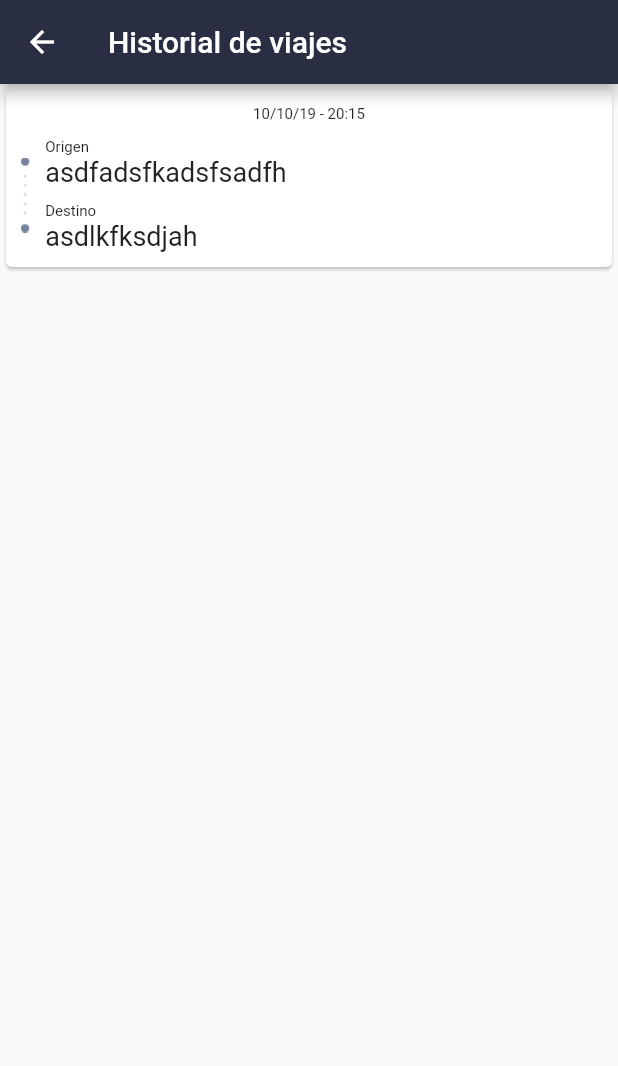
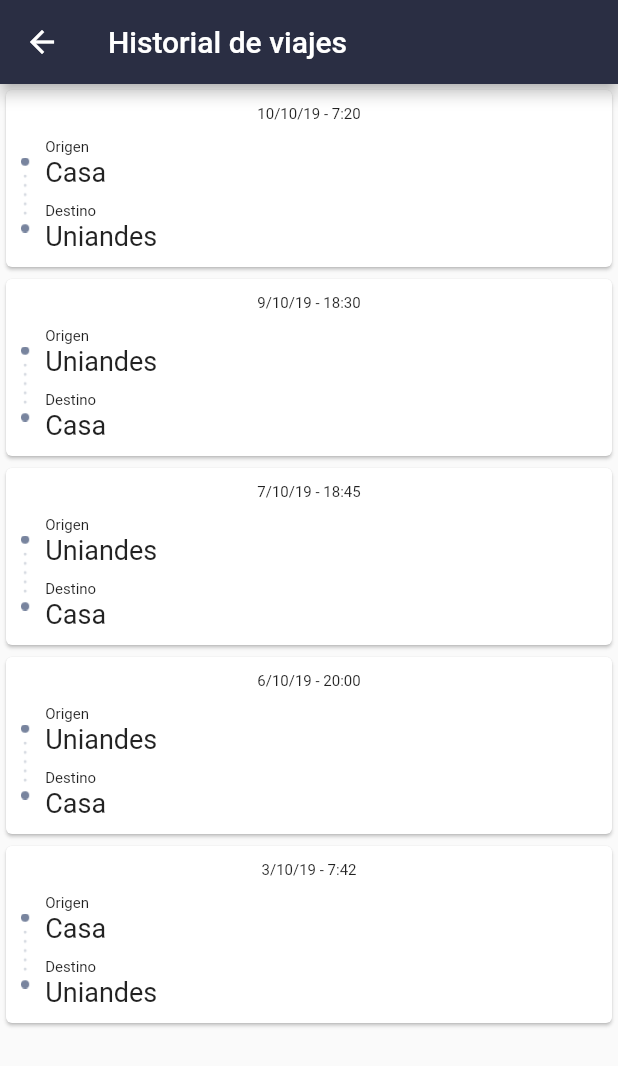
Before and after one commit to dfnino10/t_app, a Flutter app: the screen it shows after launch, in the side drawer, after a tap on "Historial de viajes", on a phone screen of 412 x 824 dp. Shown: the top 1066 px of the screen. Run offline on Flutter 3.47's test engine with Material 2 defaults, Android fonts, the phone set to English and light mode, and no system bars; our stand-ins replace cloud_firestore, connectivity, geolocator, google_maps_flutter, shared_preferences; missing offline and left inert: calendarro, flutter_google_places, geocoder, google_maps_webservice; accounts and stored records are empty.

Commit message:
User and trip history with firebase

```diff
--- a/lib/main.dart
+++ b/lib/main.dart
@@ -1,15 +1,24 @@
+import 'package:cloud_firestore/cloud_firestore.dart';
 import 'package:flutter/material.dart';
+import 'package:flutter/services.dart';
 import 'dart:async';
 import 'package:geolocator/geolocator.dart';
 import 'package:geocoder/geocoder.dart';
 import 'package:google_maps_flutter/google_maps_flutter.dart';
 import 'package:flutter_google_places/flutter_google_places.dart';
 import 'package:google_maps_webservice/places.dart';
+import 'package:shared_preferences/shared_preferences.dart';
 import 'package:t_app/ui/custom_bottom_sheet.dart';
 import 'package:t_app/ui/drawer_route.dart';
 import 'package:t_app/ui/schedule_route.dart';
+import 'package:connectivity/connectivity.dart';
 
-void main() => runApp(TApp());
+void main() => {
+      SystemChrome.setPreferredOrientations([DeviceOrientation.portraitUp])
+          .then((_) {
+        runApp(TApp());
+      })
+    };
 
 class TApp extends StatelessWidget {
   @override
@@ -33,12 +42,41 @@ class _MyHomeScreenState extends State<MyHomeScreen> {
   int markerId = 1;
   String placeToFind;
   static const LatLng _center = const LatLng(4.603112, -74.065193);
+  String userName;
+  int sadFaces;
+  Image userPic;
+
+  _MyHomeScreenState() {
+    getUserInfo();
+  }
 
   void _onMapCreated(controller) {
     setState(() {
       mapController = controller;
+    });
+  }
 
-    });
+  getUserInfo() async {
+    SharedPreferences prefs = await SharedPreferences.getInstance();
+    if (Connectivity().checkConnectivity() != ConnectivityResult.none) {
+      Firestore.instance
+          .collection('passengers')
+          .document('6KAlH8I2hdWGKIVcSS1s')
+          .get()
+          .then((DocumentSnapshot ds) {
+        setState(() {
+          List data = ds.data.values.toList();
+          this.userName = data[0];
+          this.sadFaces = data[5];
+        });
+        prefs.setString('user_name', this.userName);
+        prefs.setInt('sad_faces', this.sadFaces);
+      });
+    }
+    else {
+      this.userName = prefs.getString('user_name');
+      this.sadFaces = prefs.getInt('sad_faces');
+    }
   }
 
   findPlace() {
@@ -61,6 +99,7 @@ class _MyHomeScreenState extends State<MyHomeScreen> {
   }
 
   Map<MarkerId, Marker> markers = <MarkerId, Marker>{};
+
 
   @override
   Widget build(BuildContext context) {
--- a/lib/ui/drawer_route.dart
+++ b/lib/ui/drawer_route.dart
@@ -1,13 +1,32 @@
+import 'package:cloud_firestore/cloud_firestore.dart';
 import 'package:flutter/material.dart';
+import 'package:shared_preferences/shared_preferences.dart';
 import 'package:t_app/ui/trip_history_route.dart';
 import 'package:t_app/ui/user_profile_route.dart';
 
 class DrawerRoute extends StatefulWidget {
+  DrawerRoute();
+
   @override
   _DrawerRouteState createState() => _DrawerRouteState();
 }
 
 class _DrawerRouteState extends State<DrawerRoute> {
+  String userName;
+
+  int sadFaces;
+
+  @override
+  void initState() {
+    SharedPreferences.getInstance().then((SharedPreferences pref) {
+      setState(() {
+        this.userName = pref.getString('user_name');
+        this.sadFaces = pref.getInt('sad_faces');
+      });
+    });
+    super.initState();
+  }
+
   @override
   Widget build(BuildContext context) {
     return Drawer(
@@ -31,25 +50,25 @@ class _DrawerRouteState extends State<DrawerRoute> {
                     decoration: BoxDecoration(
                         color: Theme.of(context).primaryColorDark),
                     accountName: Text(
-                      "Juan Gómez",
+                      this.userName != null ? this.userName : "",
                       style: TextStyle(color: Colors.white),
                     ),
                     currentAccountPicture: CircleAvatar(
-                      child: Text("JG"),
+                      child: Text(this.userName != null ? this.userName.split(" ")[0]: ""), backgroundColor: Theme.of(context).accentColor,
                     ),
                   ),
                   Container(
                     padding: EdgeInsets.only(left: 16),
                     child: Row(
                       children: <Widget>[
-                        Icon(
-                          Icons.face, //TODO replace with sad face
-                          color: Colors.white,
+                        Container(
+                          padding: EdgeInsets.only(right: 10),
+                          child: Text(
+                            this.sadFaces.toString(),
+                            style: TextStyle(color: Colors.white),
+                          ),
                         ),
-                        Text(
-                          "1",
-                          style: TextStyle(color: Colors.white),
-                        )
+                        Image.asset('lib/assets/frown.png', color: Colors.white)
                       ],
                     ),
                   )
--- a/lib/ui/trip_history_route.dart
+++ b/lib/ui/trip_history_route.dart
@@ -8,6 +8,14 @@ class TripHistoryRoute extends StatefulWidget {
 }
 
 class _TripHistoryRouteState extends State<TripHistoryRoute> {
+  List trips = [
+    {'origin': 'Casa', 'destination': 'Uniandes', 'date': '10/10/19 - 7:20'},
+    {'origin': 'Uniandes', 'destination': 'Casa', 'date': '9/10/19 - 18:30'},
+    {'origin': 'Uniandes', 'destination': 'Casa', 'date': '7/10/19 - 18:45'},
+    {'origin': 'Uniandes', 'destination': 'Casa', 'date': '6/10/19 - 20:00'},
+    {'origin': 'Casa', 'destination': 'Uniandes', 'date': '3/10/19 - 7:42'}
+  ];
+
   @override
   Widget build(BuildContext context) {
     return Scaffold(
@@ -15,16 +23,23 @@ class _TripHistoryRouteState extends State<TripHistoryRoute> {
         title: Text("Historial de viajes"),
         backgroundColor: Theme.of(context).primaryColorDark,
       ),
-      body: ListView(
-        children: <Widget>[
-          Card(
+      body: ListView.builder(
+        itemCount: trips.length,
+        itemBuilder: (BuildContext context, int index) =>
+            buildList(context, index),
+      ),
+    );
+  }
+
+  Widget buildList(BuildContext context, int index) {
+    return (Card(
       child: Column(
         crossAxisAlignment: CrossAxisAlignment.center,
         children: <Widget>[
           Container(
             padding: EdgeInsets.only(top: 10),
             child: Text(
-                    "10/10/19 - 20:15",
+              trips[index]['date'],
               style: TextStyle(fontSize: 10),
             ),
           ),
@@ -32,7 +47,10 @@ class _TripHistoryRouteState extends State<TripHistoryRoute> {
             padding: EdgeInsets.only(left: 10, bottom: 10, top: 10),
             child: Row(
               children: <Widget>[
-                      Container(height: 50, padding: EdgeInsets.only(right: 10),child: Image.asset("lib/assets/trip_icon.png")),
+                Container(
+                    height: 50,
+                    padding: EdgeInsets.only(right: 10),
+                    child: Image.asset("lib/assets/trip_icon.png")),
                 Column(
                     crossAxisAlignment: CrossAxisAlignment.start,
                     children: <Widget>[
@@ -42,7 +60,8 @@ class _TripHistoryRouteState extends State<TripHistoryRoute> {
                           crossAxisAlignment: CrossAxisAlignment.start,
                           children: <Widget>[
                             Text("Origen", style: TextStyle(fontSize: 10)),
-                                  Text("asdfadsfkadsfsadfh", style: TextStyle(fontSize: 18))
+                            Text(trips[index]['origin'],
+                                style: TextStyle(fontSize: 18))
                           ],
                         ),
                       ),
@@ -50,7 +69,7 @@ class _TripHistoryRouteState extends State<TripHistoryRoute> {
                         crossAxisAlignment: CrossAxisAlignment.start,
                         children: <Widget>[
                           Text("Destino", style: TextStyle(fontSize: 10)),
-                                Text("asdlkfksdjah", style: TextStyle(fontSize: 18))
+                          Text(trips[index]['destination'], style: TextStyle(fontSize: 18))
                         ],
                       ),
                     ]),
@@ -59,9 +78,6 @@ class _TripHistoryRouteState extends State<TripHistoryRoute> {
           )
         ],
       ),
-          )
-        ],
-      ),
-    );
+    ));
   }
 }
--- a/pubspec.yaml
+++ b/pubspec.yaml
@@ -30,6 +30,8 @@ dependencies:
   geocoder: 0.2.1
   firebase_core: 0.4.0+9
   cloud_firestore: 0.12.9+5
+  shared_preferences: ^0.5.4
+  connectivity: 0.4.5+1
 
 
 dev_dependencies:
@@ -50,6 +52,7 @@ flutter:
 
   assets:
   - lib/assets/trip_icon.png
+  - lib/assets/frown.png
 
   # An image asset can refer to one or more resolution-specific "variants", see
   # https://flutter.dev/assets-and-images/#resolution-aware.
```
Also changed, not shown: lib/assets/frown.png (added). Lines whose indentation alone changed are shown as unchanged.
